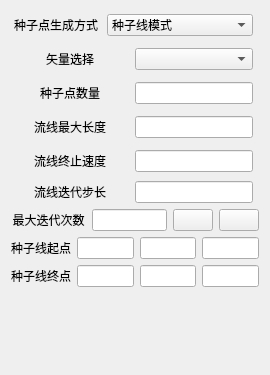
Old version of the form Qt/Resources/UI/igStreamTracer.ui in the repository hu-shuhan/editOpeniGame.
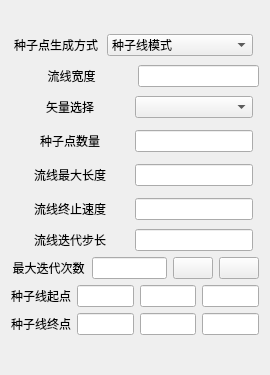
New version of the form. Icons and pictures are not drawn.

Patch:
```diff
--- a/Qt/Resources/UI/igStreamTracer.ui
+++ b/Qt/Resources/UI/igStreamTracer.ui
@@ -35,6 +35,16 @@
    <property name="sizeConstraint">
     <enum>QLayout::SetDefaultConstraint</enum>
    </property>
+   <item>
+    <widget class="QLabel" name="source">
+     <property name="text">
+      <string/>
+     </property>
+     <property name="alignment">
+      <set>Qt::AlignCenter</set>
+     </property>
+    </widget>
+   </item>
    <item>
     <layout class="QHBoxLayout" name="horizontalLayout" stretch="1,1,0">
      <item>
@@ -88,6 +98,23 @@
      </item>
     </layout>
    </item>
+   <item>
+    <layout class="QHBoxLayout" name="horizontalLayout_10" stretch="1,1">
+     <item>
+      <widget class="QLabel" name="label_16">
+       <property name="text">
+        <string>流线宽度</string>
+       </property>
+       <property name="alignment">
+        <set>Qt::AlignCenter</set>
+       </property>
+      </widget>
+     </item>
+     <item>
+      <widget class="QLineEdit" name="lineWidth"/>
+     </item>
+    </layout>
+   </item>
    <item>
     <layout class="QHBoxLayout" name="horizontalLayout_4" stretch="1,1,0">
      <item>
```
